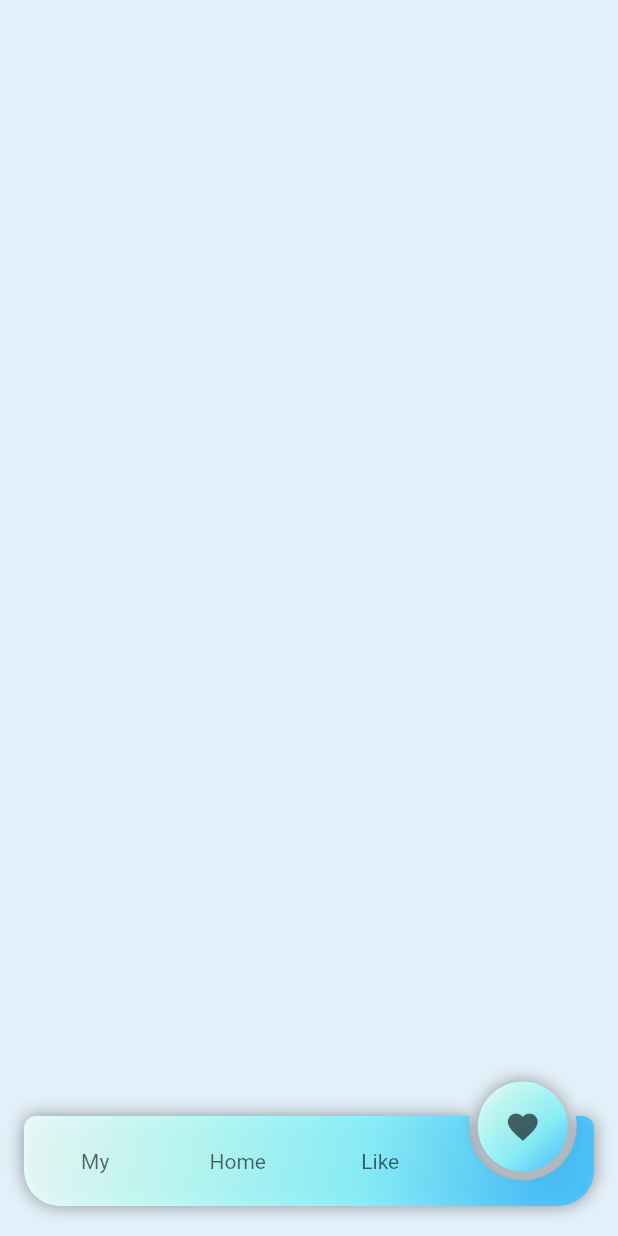
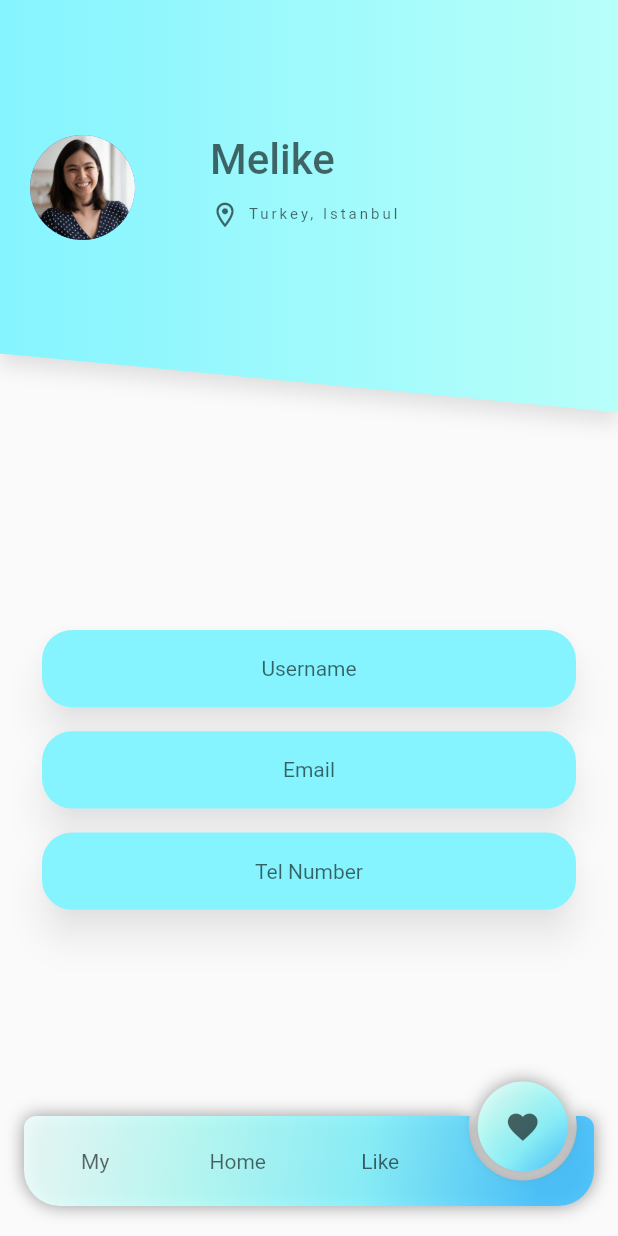
Before and after one commit to nuraybayrakdar/dietitian, a Flutter app: the screen it shows after launch, swiped to page 4, on a phone screen of 412 x 824 dp. Run offline on Flutter 3.47's test engine with Material 2 defaults, Android fonts, the phone set to English and light mode, and no system bars; drawn by our look-alikes of circle_nav_bar.

Commit message:
profil page first lookup

```diff
--- /dev/null
+++ b/lib/product/widget/profile_textfield.dart
@@ -0,0 +1,30 @@
+import 'package:flutter/material.dart';
+import 'package:dietitian/core/constant/color_const.dart';
+
+Widget textfield({
+  @required info,
+  @required height,
+}) {
+  return Padding(
+    padding: const EdgeInsets.all(8.0),
+    child: Material(
+      color: ColorConst.thirdBlue,
+      elevation: 10,
+      shadowColor: ColorConst.blackShadow,
+      shape: RoundedRectangleBorder(
+        borderRadius: BorderRadius.circular(20),
+      ),
+      child: SizedBox(
+        height: height,
+        child: Center(
+          child: Text(
+            info,
+            textDirection: TextDirection.rtl,
+            textAlign: TextAlign.center,
+            style: TextStyle(color: ColorConst.textColor),
+          ),
+        ),
+      ),
+    ),
+  );
+}
--- a/lib/view/home/profile/view/profile_view.dart
+++ b/lib/view/home/profile/view/profile_view.dart
@@ -1,3 +1,6 @@
+import 'package:dietitian/core/constant/color_const.dart';
+import 'package:dietitian/product/widget/profile_textfield.dart';
+import 'package:dietitian/view/home/profile/viewmodel/profile.viewmodel.dart';
 import 'package:flutter/material.dart';
 
 class ProfileView extends StatelessWidget {
@@ -5,9 +8,124 @@ class ProfileView extends StatelessWidget {
 
   @override
   Widget build(BuildContext context) {
+    final double screenWidth = MediaQuery.of(context).size.width;
+    final double screenHeight = MediaQuery.of(context).size.height;
+
     return Scaffold(
-      body: Container(),
-      backgroundColor: Colors.blue.withOpacity(0.1),
+      body: Stack(
+        children: [
+          CustomPaint(painter: AppbarPainter(), child: _appBarContent()),
+          Column(
+            mainAxisAlignment: MainAxisAlignment.end,
+            children: [
+              Container(
+                height: screenWidth,
+                width: double.infinity,
+                margin: const EdgeInsets.symmetric(horizontal: 20),
+                child: Column(
+                  mainAxisAlignment: MainAxisAlignment.start,
+                  children: [
+                    textfield(info: 'Username', height: screenWidth / 8),
+                    textfield(info: 'Email', height: screenWidth / 8),
+                    textfield(info: 'Tel Number', height: screenWidth / 8),
+                  ],
+                ),
+              )
+            ],
+          ),
+        ],
+      ),
+    );
+  }
+
+  Widget _appBarContent() {
+    return Container(
+      height: 195,
+      width: 400,
+      margin: const EdgeInsets.symmetric(vertical: 40, horizontal: 20),
+      child: Column(
+        children: [
+          const SizedBox(
+            height: 50,
+          ),
+          _userInfo()
+        ],
+      ),
+    );
+  }
+
+  Widget _userInfo() {
+    return Row(
+      crossAxisAlignment: CrossAxisAlignment.start,
+      children: [
+        _userAvatar(),
+        const SizedBox(
+          width: 50,
+        ),
+        Expanded(
+          flex: 1,
+          child: Column(
+            children: [
+              _userPersonalInfo(),
+              const SizedBox(
+                height: 25,
+              ),
+            ],
+          ),
+        )
+      ],
+    );
+  }
+
+  Widget _userAvatar() {
+    return const CircleAvatar(
+      radius: 35,
+      backgroundImage: AssetImage('assets/images/profile.jpg'),
+    );
+  }
+
+  Widget _userPersonalInfo() {
+    return Row(
+      mainAxisAlignment: MainAxisAlignment.spaceBetween,
+      children: [
+        Expanded(
+          flex: 2,
+          child: Column(
+            crossAxisAlignment: CrossAxisAlignment.start,
+            children: [
+              Text(
+                'Melike',
+                style: TextStyle(
+                    fontWeight: FontWeight.w500,
+                    fontSize: 28,
+                    color: ColorConst.textColor),
+              ),
+              const SizedBox(
+                height: 10,
+              ),
+              Row(
+                children: [
+                  Icon(
+                    Icons.location_on_outlined,
+                    color: ColorConst.textColor,
+                    size: 20,
+                  ),
+                  const SizedBox(
+                    width: 5,
+                  ),
+                  Text(
+                    'Turkey, Istanbul',
+                    style: TextStyle(
+                        fontSize: 10,
+                        letterSpacing: 2,
+                        color: ColorConst.textColor),
+                  ),
+                ],
+              )
+            ],
+          ),
+        ),
+      ],
     );
   }
 }
--- a/lib/view/home/profile/viewmodel/profile.viewmodel.dart
+++ b/lib/view/home/profile/viewmodel/profile.viewmodel.dart
@@ -0,0 +1,30 @@
+import 'package:flutter/material.dart';
+import 'package:dietitian/core/constant/color_const.dart';
+
+class AppbarPainter extends CustomPainter {
+  @override
+  void paint(Canvas canvas, Size size) {
+    var rect = Offset.zero & size;
+    Paint paint = Paint();
+    Path path = Path();
+    paint.shader = const LinearGradient(
+            begin: Alignment.centerLeft,
+            end: Alignment.centerRight,
+            colors: [ColorConst.thirdBlue, ColorConst.secondBlue])
+        .createShader(rect);
+    path.lineTo(
+      0,
+      size.height - size.height / 7,
+    );
+    path.conicTo(size.width, size.height, size.width, size.height, 9);
+    path.lineTo(size.width, 0);
+    canvas.drawShadow(path, ColorConst.blackShadow, 4, false);
+    path.close();
+    canvas.drawPath(path, paint);
+  }
+
+  @override
+  bool shouldRepaint(covariant CustomPainter oldDelegate) {
+    return true;
+  }
+}
--- a/pubspec.yaml
+++ b/pubspec.yaml
@@ -61,9 +61,9 @@ flutter:
   uses-material-design: true
 
   # To add assets to your application, add an assets section, like this:
-  # assets:
-  #   - images/a_dot_burr.jpeg
-  #   - images/a_dot_ham.jpeg
+  assets:
+    - assets/images/
+
 
   # An image asset can refer to one or more resolution-specific "variants", see
   # https://flutter.dev/assets-and-images/#resolution-aware
```
Also changed, not shown: assets/images/profile.jpg (added).
